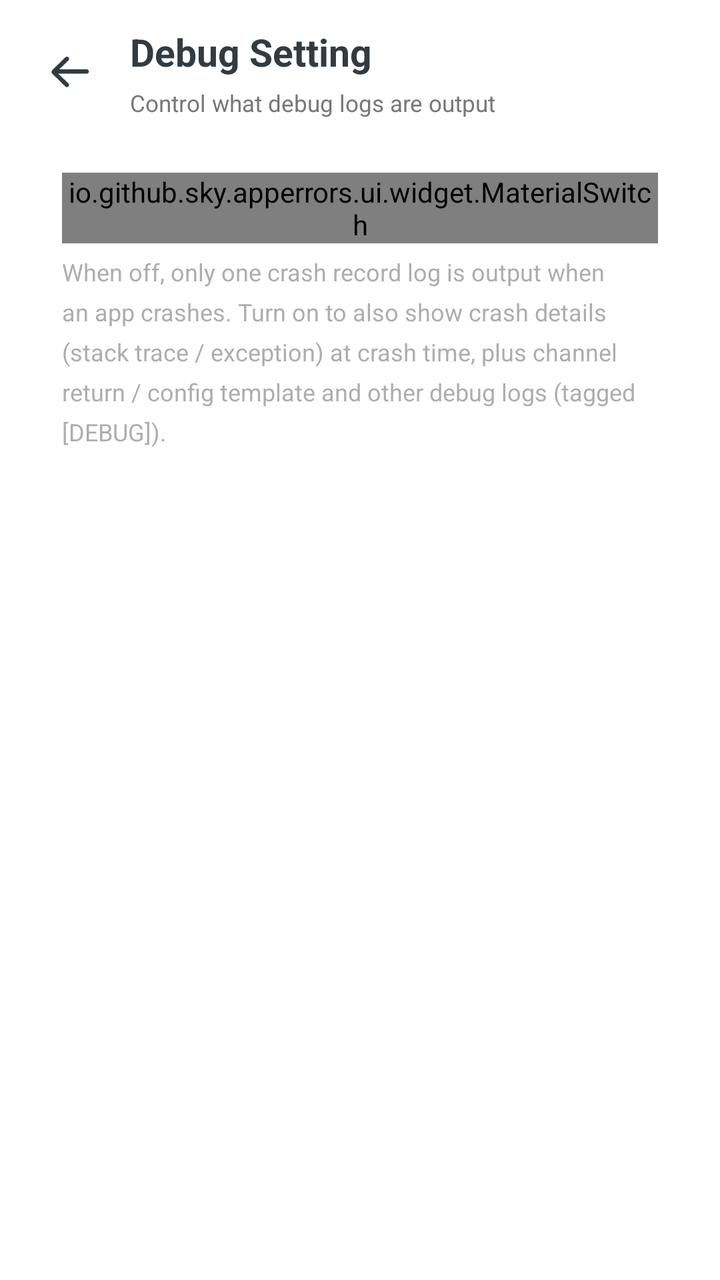
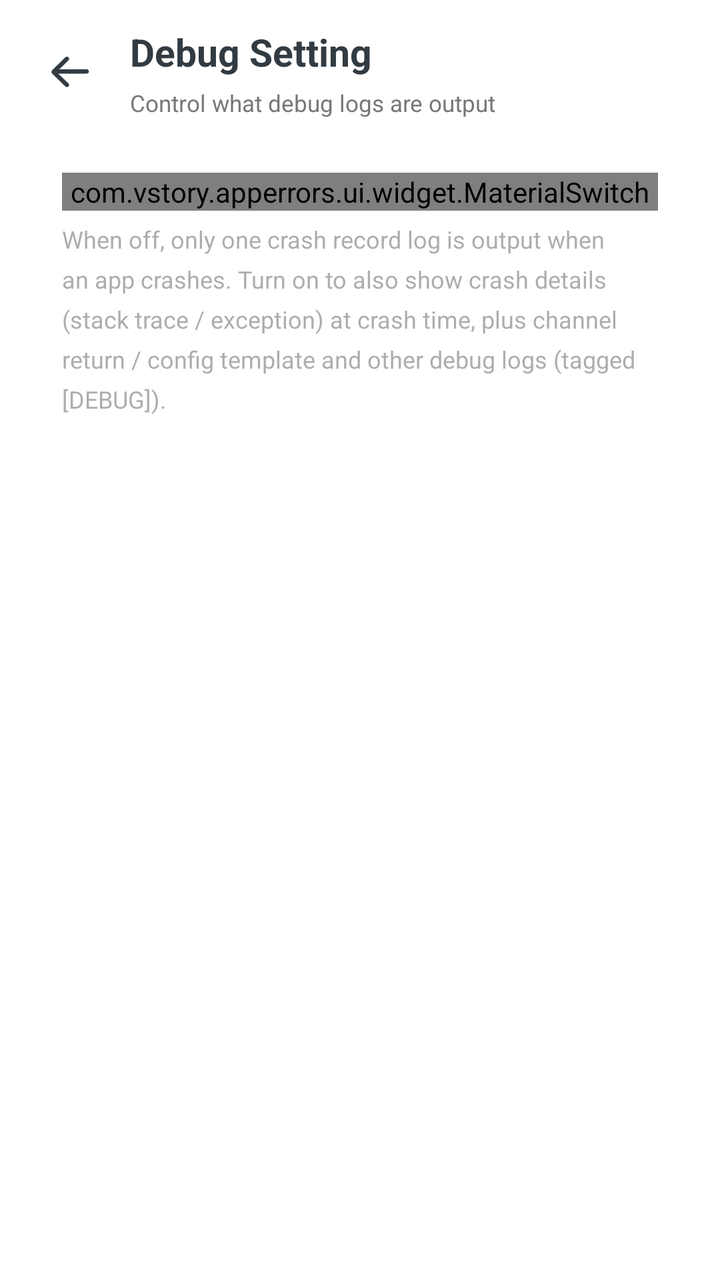

Screens rendered from an Android XML layout before and after an edit, with the pre-edit source and the edit as a unified diff.
<!-- AndroidManifest.xml: application theme Theme.AppErrorsTracking -->
<!-- res/layout/activity_debug.xml -->
<?xml version="1.0" encoding="utf-8"?>
<LinearLayout xmlns:android="http://schemas.android.com/apk/res/android"
    xmlns:tools="http://schemas.android.com/tools"
    android:layout_width="match_parent"
    android:layout_height="match_parent"
    android:background="@color/colorThemeBackground"
    android:fitsSystemWindows="true"
    android:orientation="vertical"
    tools:context=".ui.activity.debug.DebugActivity"
    tools:ignore="ContentDescription,UnusedAttribute">

    
    <LinearLayout
        android:layout_width="match_parent"
        android:layout_height="wrap_content"
        android:gravity="center|start"
        android:paddingLeft="15dp"
        android:paddingTop="13dp"
        android:paddingRight="15dp"
        android:paddingBottom="5dp">

        <androidx.constraintlayout.utils.widget.ImageFilterView
            android:id="@+id/title_back_icon"
            style="?android:attr/selectableItemBackgroundBorderless"
            android:layout_width="20dp"
            android:layout_height="20dp"
            android:layout_marginStart="10dp"
            android:layout_marginEnd="20dp"
            android:src="@drawable/ic_back"
            android:tint="@color/colorTextGray"
            android:tooltipText="@string/back" />

        <LinearLayout
            android:layout_width="0dp"
            android:layout_height="wrap_content"
            android:layout_marginEnd="2.5dp"
            android:layout_weight="1"
            android:gravity="center|start"
            android:orientation="vertical">

            <TextView
                android:layout_width="match_parent"
                android:layout_height="wrap_content"
                android:layout_marginBottom="5dp"
                android:singleLine="true"
                android:text="@string/debug_setting_title"
                android:textColor="@color/colorTextGray"
                android:textSize="19sp"
                android:textStyle="bold" />

            <TextView
                android:layout_width="match_parent"
                android:layout_height="wrap_content"
                android:ellipsize="end"
                android:singleLine="true"
                android:text="@string/debug_setting_subtitle"
                android:textColor="@color/colorTextDark"
                android:textSize="11.5sp" />
        </LinearLayout>
    </LinearLayout>

    
    <com.google.android.material.card.MaterialCardView
        style="@style/Widget.AppErrors.Card"
        android:layout_width="match_parent"
        android:layout_height="wrap_content"
        android:layout_marginLeft="15dp"
        android:layout_marginTop="8dp"
        android:layout_marginRight="15dp">

        <LinearLayout
            android:layout_width="match_parent"
            android:layout_height="wrap_content"
            android:orientation="vertical"
            android:paddingStart="16dp"
            android:paddingTop="14dp"
            android:paddingEnd="16dp"
            android:paddingBottom="14dp">

            <io.github.sky.apperrors.ui.widget.MaterialSwitch
                android:id="@+id/enable_debug_switch"
                android:layout_width="match_parent"
                android:layout_height="wrap_content"
                android:text="@string/debug_logs"
                android:textAllCaps="false"
                android:textColor="@color/colorTextGray"
                android:textSize="15sp" />

            <TextView
                android:layout_width="match_parent"
                android:layout_height="wrap_content"
                android:layout_marginTop="6dp"
                android:alpha="0.6"
                android:lineSpacingExtra="6dp"
                android:text="@string/debug_switch_tip"
                android:textColor="@color/colorTextDark"
                android:textSize="12sp" />
        </LinearLayout>
    </com.google.android.material.card.MaterialCardView>
</LinearLayout>
<!-- resources referenced by this layout -->
<resources>
  <color name="colorTextDark">#FF777777</color>
  <color name="colorTextGray">#FF323B42</color>
  <color name="colorThemeBackground">#FFFFFFFF</color>
  <!-- drawable ic_back (drawable) -->
  <vector xmlns:android="http://schemas.android.com/apk/res/android"
      android:width="192dp"
      android:height="150.39165dp"
      android:viewportWidth="1307"
      android:viewportHeight="1024">
      <path
          android:fillColor="#ffffff"
          android:pathData="M268.7,566.5h929.6c36.3,0 72.6,-29 72.6,-72.6 0,-36.3 -29,-72.6 -72.6,-72.6H305l297.8,-297.8c29,-29 29,-72.6 0,-101.7 -29,-29 -72.6,-29 -101.7,0L72.6,450.3c-14.5,14.5 -21.8,36.3 -21.8,58.1 0,21.8 0,43.6 21.8,58.1l428.5,428.5c29,29 72.6,29 101.7,0 29,-29 29,-72.6 0,-101.7l-334.1,-326.8z" />
  </vector>
  <string name="back">Back</string>
  <string name="debug_logs">Debug Logs</string>
  <string name="debug_setting_subtitle">Control what debug logs are output</string>
  <string name="debug_setting_title">Debug Setting</string>
  <string name="debug_switch_tip">When off, only one crash record log is output when an app crashes. Turn on to also show crash details (stack trace / exception) at crash time, plus channel return / config template and other debug logs (tagged [DEBUG]).</string>
  <style name="Widget.AppErrors.Card" parent="">
          <item name="cardCornerRadius">20dp</item>
          <item name="cardElevation">0dp</item>
          <item name="cardBackgroundColor">@color/cardBackground</item>
          <item name="strokeWidth">0dp</item>
      </style>
  <style name="Theme.AppErrorsTracking" parent="Theme.Material3.DayNight">
          
          <item name="colorPrimary">@color/colorPrimaryAccent</item>
          <item name="colorPrimaryVariant">@color/colorPrimaryAccent</item>
          <item name="colorOnPrimary">@color/white</item>
          
          <item name="colorSecondary">@color/colorPrimaryAccent</item>
          <item name="colorSecondaryVariant">@color/colorPrimaryAccent</item>
          <item name="colorOnSecondary">@color/white</item>
          
          <item name="windowActionBar">false</item>
          <item name="windowNoTitle">true</item>
          
          <item name="android:statusBarColor">@color/white</item>
          <item name="android:windowLightStatusBar">true</item>
          
          <item name="colorPrimaryContainer">#FFD8F3E8</item>
          <item name="colorOnPrimaryContainer">#FF1B5A44</item>
          <item name="colorSurface">@color/cardBackground</item>
          <item name="colorOnSurface">@color/colorTextGray</item>
          
      </style>
  <color name="cardBackground">#FFFFFFFF</color>
  <color name="colorPrimaryAccent">#656565</color>
  <color name="white">#FFFFFFFF</color>
</resources>

<!-- the commit's change to res/layout/activity_debug.xml (unified diff, before → after) -->
@@ -77,7 +77,7 @@
             android:paddingEnd="16dp"
             android:paddingBottom="14dp">
 
-            <io.github.sky.apperrors.ui.widget.MaterialSwitch
+            <com.vstory.apperrors.ui.widget.MaterialSwitch
                 android:id="@+id/enable_debug_switch"
                 android:layout_width="match_parent"
                 android:layout_height="wrap_content"
